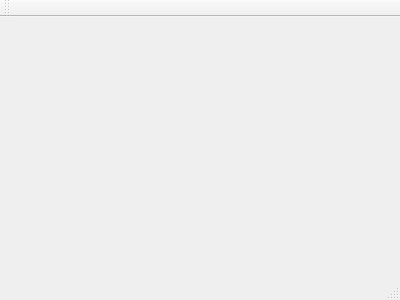
Above: mainwindow.ui from rust3128/TalonsInfo before the change. Below: the same form after it.
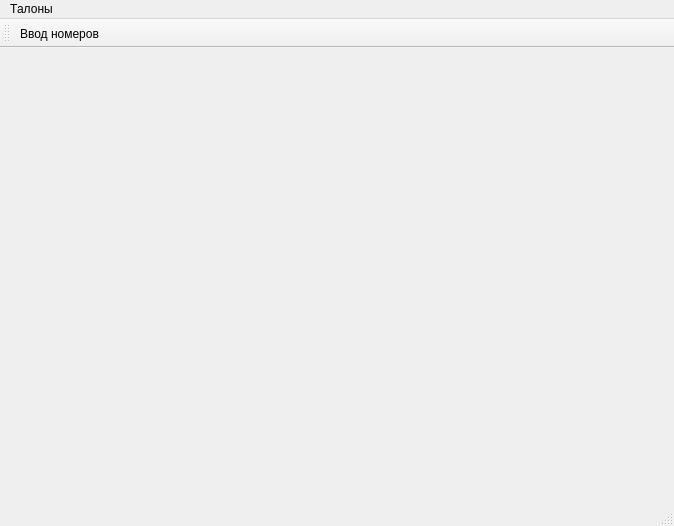
That is the form after the change. Icons and pictures are not drawn.

```diff
--- a/mainwindow.ui
+++ b/mainwindow.ui
@@ -1,24 +1,70 @@
 <ui version="4.0">
  <class>MainWindow</class>
- <widget class="QMainWindow" name="MainWindow" >
-  <property name="geometry" >
+ <widget class="QMainWindow" name="MainWindow">
+  <property name="geometry">
    <rect>
     <x>0</x>
     <y>0</y>
-    <width>400</width>
-    <height>300</height>
+    <width>674</width>
+    <height>526</height>
    </rect>
   </property>
   <property name="windowTitle" >
    <string>MainWindow</string>
   </property>
-  <widget class="QMenuBar" name="menuBar" />
-  <widget class="QToolBar" name="mainToolBar" />
-  <widget class="QWidget" name="centralWidget" />
-  <widget class="QStatusBar" name="statusBar" />
+  <widget class="QWidget" name="centralWidget"/>
+  <widget class="QMenuBar" name="menuBar">
+   <property name="geometry">
+    <rect>
+     <x>0</x>
+     <y>0</y>
+     <width>674</width>
+     <height>21</height>
+    </rect>
+   </property>
+   <widget class="QMenu" name="menu">
+    <property name="title">
+     <string>Талоны</string>
+    </property>
+    <addaction name="actionInputNumber"/>
+   </widget>
+   <addaction name="menu"/>
+  </widget>
+  <widget class="QToolBar" name="mainToolBar">
+   <property name="iconSize">
+    <size>
+     <width>32</width>
+     <height>32</height>
+    </size>
+   </property>
+   <attribute name="toolBarArea">
+    <enum>TopToolBarArea</enum>
+   </attribute>
+   <attribute name="toolBarBreak">
+    <bool>false</bool>
+   </attribute>
+   <addaction name="actionInputNumber"/>
+  </widget>
+  <widget class="QStatusBar" name="statusBar"/>
+  <action name="actionInputNumber">
+   <property name="icon">
+    <iconset resource="resource.qrc">
+     <normaloff>:/image/form.png</normaloff>:/image/form.png</iconset>
+   </property>
+   <property name="text">
+    <string>Ввод номеров</string>
+   </property>
+   <property name="toolTip">
+    <string>Ввод номеров талонов</string>
+   </property>
+   <property name="shortcut">
+    <string>Ctrl+I</string>
+   </property>
+  </action>
  </widget>
- <layoutDefault spacing="6" margin="11" />
- <pixmapfunction></pixmapfunction>
- <resources/>
+ <layoutdefault spacing="6" margin="11"/>
+ <resources>
+  <include location="resource.qrc"/>
+ </resources>
  <connections/>
 </ui>
```
Left out of the diff: 3 changed lines with no effect on the pictures.
